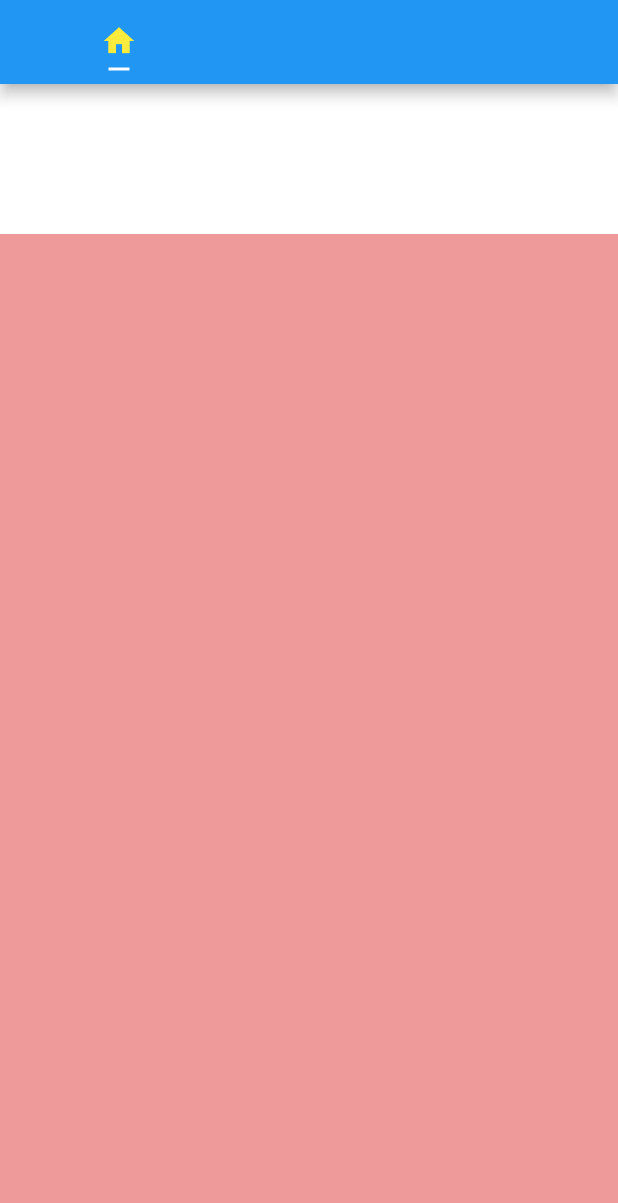
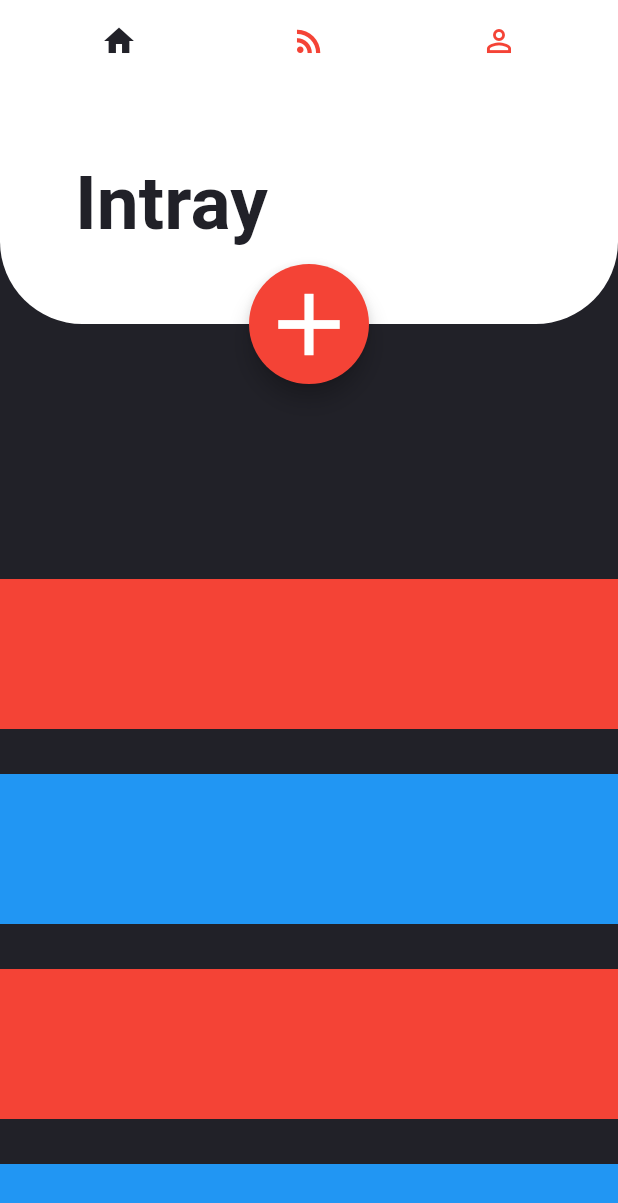
Before and after one commit to Abduelhamit01/TodoApp, a Flutter app: the screen it shows after launch, on a phone screen of 412 x 824 dp. Shown: the top 1203 px of the screen. Run offline on Flutter 3.47's test engine with Material 2 defaults, Android fonts, the phone set to English and light mode, and no system bars; Roboto replaces fonts that are missing (Avenir).

Commit message:
Created a List loop

```diff
--- /dev/null
+++ b/lib/UI/Intray/intray_page.dart
@@ -0,0 +1,39 @@
+import 'package:flutter/material.dart';
+import 'package:todoapp2/models/global.dart';
+
+class IntrayPage extends StatefulWidget {
+  @override
+  _IntrayPageState createState() => _IntrayPageState();
+}
+
+class _IntrayPageState extends State<IntrayPage> {
+  @override
+  Widget build(BuildContext context) {
+    return Container(
+      color: darkGreyColor,
+      child: ListView(
+        padding: EdgeInsets.only(top: 300),
+        children: getList(),
+      ),
+    );
+  }
+
+  List<Widget> getList() {
+    List<Container> list = [];
+    for (int i = 0; i < 6; i++) {
+      list.add(Container(
+        color: Colors.red,
+        height: 100,
+        margin: EdgeInsets.only(top: 30),
+      ));
+      list.add(
+        Container(
+          color: Colors.blue,
+          height: 100,
+            margin: EdgeInsets.only(top: 30)
+        ),
+      );
+    }
+    return list;
+  }
+}
--- a/lib/main.dart
+++ b/lib/main.dart
@@ -1,4 +1,6 @@
 import 'package:flutter/material.dart';
+import 'package:todoapp2/UI/Intray/intray_page.dart';
+import 'models/global.dart';
 
 void main() {
   runApp(MyApp());
@@ -11,8 +13,8 @@ class MyApp extends StatelessWidget {
     return MaterialApp(
       title: 'ToDo App',
       theme: ThemeData(
-        primarySwatch: Colors.blue,
-      ),
+          primarySwatch: Colors.grey,
+          dialogBackgroundColor: Colors.transparent),
       home: MyHomePage(title: 'Todo app'),
     );
   }
@@ -39,23 +41,49 @@ class _MyHomePageState extends State<MyHomePage> {
             body: Stack(children: <Widget>[
               TabBarView(
                 children: [
+                  IntrayPage(),
                   new Container(
-                    color: Colors.red[200],
+                    color: Colors.grey,
                   ),
                   new Container(
-                    color: Colors.orange,
-                  ),
-                  new Container(
-                    color: Colors.lightGreen,
+                    color: Colors.grey,
                   ),
                 ],
               ),
               Container(
-                height: 100,
-                color: Colors.white,
+                padding: EdgeInsets.only(left: 50),
+                height: 160,
+                decoration: BoxDecoration(
+                  borderRadius: BorderRadius.only(
+                      bottomLeft: Radius.circular(55),
+                      bottomRight: Radius.circular(55)),
+                  color: Colors.white,
+                ),
+                child: Row(
+                  mainAxisAlignment: MainAxisAlignment.spaceBetween,
+                  children: <Widget>[
+                    Text("Intray", style: intrayTitle),
+                    Container()
+                  ],
+                ),
+              ),
+              //Hier ist der Button eingefügt im Stack
+              Container(
+                height: 80,
+                width: 80,
+                margin: EdgeInsets.only(top: 120, left: MediaQuery
+                    .of(context)
+                    .size
+                    .width * 0.5 - 40),
+                child: FloatingActionButton(
+                  child: new Icon(Icons.add, size: 70),
+                  backgroundColor: Colors.red,
+                  onPressed: () {},
+                ),
               )
             ]),
             appBar: AppBar(
+              elevation: 0,
               title: new TabBar(
                 tabs: [
                   Tab(
@@ -68,11 +96,13 @@ class _MyHomePageState extends State<MyHomePage> {
                     icon: new Icon(Icons.perm_identity),
                   ),
                 ],
-                labelColor: Colors.yellow,
-                unselectedLabelColor: Colors.blue,
+                labelColor: darkGreyColor,
+                unselectedLabelColor: Colors.red,
                 indicatorSize: TabBarIndicatorSize.label,
                 indicatorPadding: EdgeInsets.all(5.0),
+                indicatorColor: Colors.transparent,
               ),
+              backgroundColor: Colors.white,
             ),
             backgroundColor: Colors.white,
           ),
--- /dev/null
+++ b/lib/models/global.dart
@@ -0,0 +1,9 @@
+import 'package:flutter/material.dart';
+
+Color darkGreyColor = new Color(0xFF212128);
+
+TextStyle intrayTitle = new TextStyle(
+    fontFamily: 'Avenir',
+    fontWeight: FontWeight.bold,
+    color: darkGreyColor,
+    fontSize: 50);
--- /dev/null
+++ b/lib/models/task.dart
@@ -0,0 +1,3 @@
+class Task{
+
+}
```
